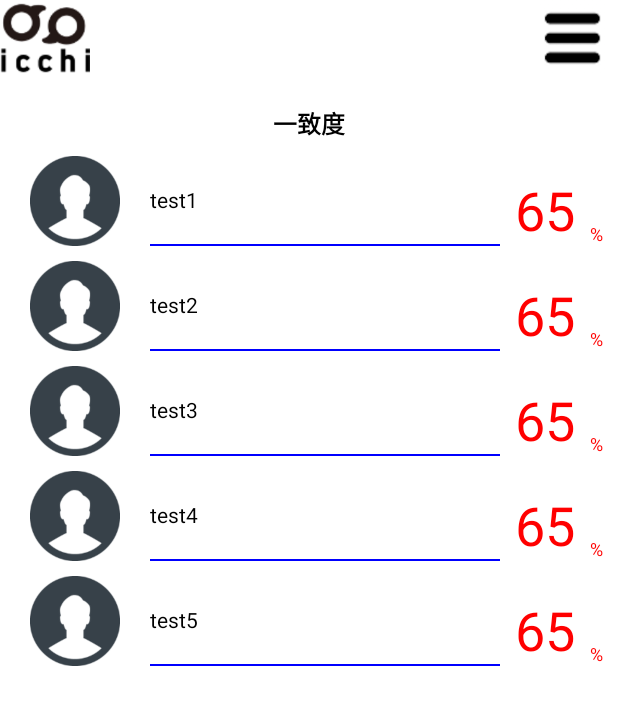
After one commit to Icchi-dev/Icchi, an Android app: the fragment MatchFragment shown on its own in the app's theme, on a phone screen of 412 x 824 dp. The commit adds this screen. Shown: the top 705 px of the screen. Run offline under Robolectric (Android 15) with nearby library versions, the phone set to English and light mode, and no system bars; our stand-ins replace Picasso; pictures from the network do not load.

Commit message:
[Android] 一致度、マイポスト画面を作成

```diff
--- a/Android/app/build.gradle
+++ b/Android/app/build.gradle
@@ -27,4 +27,5 @@ dependencies {
     androidTestImplementation 'com.android.support.test.espresso:espresso-core:3.0.1'
 
     implementation 'com.facebook.android:facebook-android-sdk:[4,5)'
+    compile 'com.squareup.picasso:picasso:2.5.2'
 }
--- /dev/null
+++ b/Android/app/src/main/java/leapfrog_inc/icchi/Fragment/Match/MatchFragment.java
@@ -0,0 +1,85 @@
+package leapfrog_inc.icchi.Fragment.Match;
+
+import android.content.Context;
+import android.os.Bundle;
+import android.view.LayoutInflater;
+import android.view.View;
+import android.view.ViewGroup;
+import android.widget.AdapterView;
+import android.widget.ArrayAdapter;
+import android.widget.CheckBox;
+import android.widget.ImageButton;
+import android.widget.ImageView;
+import android.widget.ListView;
+import android.widget.TextView;
+
+import java.util.ArrayList;
+
+import leapfrog_inc.icchi.Fragment.BaseFragment;
+import leapfrog_inc.icchi.Fragment.FragmentController;
+import leapfrog_inc.icchi.Parts.PicassoUtility;
+import leapfrog_inc.icchi.R;
+
+/**
+ * Created by Leapfrog-Software on 2018/01/27.
+ */
+
+public class MatchFragment extends BaseFragment {
+
+    @Override
+    public View onCreateView(LayoutInflater inflater, ViewGroup container, Bundle savedInstance) {
+
+        View view = inflater.inflate(R.layout.fragment_match, null);
+
+        ListView listView = (ListView)view.findViewById(R.id.listView);
+        MatchAdapter adapter = new MatchAdapter(getActivity());
+        adapter.add("test1");
+        adapter.add("test2");
+        adapter.add("test3");
+        adapter.add("test4");
+        adapter.add("test5");
+        adapter.notifyDataSetChanged();
+        listView.setAdapter(adapter);
+        listView.setOnItemClickListener(new AdapterView.OnItemClickListener() {
+            @Override
+            public void onItemClick(AdapterView<?> adapterView, View view, int i, long l) {
+
+            }
+        });
+
+        ((ImageButton)view.findViewById(R.id.menuButton)).setOnClickListener(new View.OnClickListener() {
+            @Override
+            public void onClick(View view) {
+                FragmentController.getInstance().popToMyPage(FragmentController.AnimationType.horizontal);
+            }
+        });
+
+        return view;
+    }
+
+    public static class MatchAdapter extends ArrayAdapter<String> {
+
+        LayoutInflater mInflater;
+        Context mContext;
+
+        public MatchAdapter(Context context){
+            super(context, 0);
+            mInflater = LayoutInflater.from(context);
+            mContext = context;
+        }
+
+        @Override
+        public View getView(int position, View convertView, ViewGroup parent) {
+
+            convertView = mInflater.inflate(R.layout.adapter_match, parent, false);
+
+            String name = getItem(position);
+
+            PicassoUtility.getPicassoRoundImage(mContext, "", (ImageView)convertView.findViewById(R.id.faceImageView));
+
+            ((TextView)convertView.findViewById(R.id.nameTextView)).setText(name);
+
+            return convertView;
+        }
+    }
+}
--- /dev/null
+++ b/Android/app/src/main/java/leapfrog_inc/icchi/Parts/PicassoUtility.java
@@ -0,0 +1,30 @@
+package leapfrog_inc.icchi.Parts;
+
+import android.content.Context;
+import android.widget.ImageView;
+
+import com.squareup.picasso.NetworkPolicy;
+import com.squareup.picasso.Picasso;
+
+import leapfrog_inc.icchi.R;
+
+/**
+ * Created by Leapfrog-Software on 2018/01/27.
+ */
+
+public class PicassoUtility {
+
+    public static void getPicassoRoundImage(Context context, String url, ImageView imageView) {
+        if (url.length() == 0) {
+            imageView.setImageResource(R.drawable.common_no_face);
+            return;
+        }
+        Picasso.with(context)
+                .load(url).networkPolicy(NetworkPolicy.NO_STORE)
+                .noFade()
+                .placeholder(R.drawable.common_no_face)
+                .error(R.drawable.common_no_face)
+                .transform(new CircleTransformation())
+                .into(imageView);
+    }
+}
--- /dev/null
+++ b/Android/app/src/main/res/layout/adapter_match.xml
@@ -0,0 +1,67 @@
+<?xml version="1.0" encoding="utf-8"?>
+<LinearLayout xmlns:android="http://schemas.android.com/apk/res/android"
+    android:layout_width="match_parent"
+    android:layout_height="wrap_content"
+    android:orientation="vertical"
+    android:background="#fff">
+
+    <View
+        android:layout_width="match_parent"
+        android:layout_height="10dp"
+        android:background="#fff"/>
+
+    <LinearLayout
+        android:layout_width="match_parent"
+        android:layout_height="60dp"
+        android:orientation="horizontal">
+        <ImageView
+            android:id="@+id/faceImageView"
+            android:layout_width="80dp"
+            android:layout_height="match_parent"
+            android:scaleType="fitCenter"
+            android:layout_marginLeft="10dp"/>
+
+        <LinearLayout
+            android:layout_width="0dp"
+            android:layout_weight="1"
+            android:layout_height="match_parent"
+            android:orientation="vertical"
+            android:layout_marginLeft="10dp">
+            <TextView
+                android:id="@+id/nameTextView"
+                android:layout_width="match_parent"
+                android:layout_height="0dp"
+                android:layout_weight="1"
+                android:text="名前"
+                android:textSize="14dp"
+                android:textColor="#000"
+                android:gravity="center_vertical|left"/>
+            <View
+                android:layout_width="match_parent"
+                android:layout_height="1dp"
+                android:background="#00f"/>
+        </LinearLayout>
+
+        <TextView
+            android:layout_width="wrap_content"
+            android:layout_height="match_parent"
+            android:text="65"
+            android:textSize="36dp"
+            android:textColor="#f00"
+            android:gravity="bottom"
+            android:layout_marginLeft="10dp"/>
+        <TextView
+            android:layout_width="wrap_content"
+            android:layout_height="match_parent"
+            android:text="%"
+            android:textSize="12dp"
+            android:textColor="#f00"
+            android:gravity="bottom"
+            android:layout_marginLeft="10dp"
+            android:layout_marginRight="10dp"/>
+    </LinearLayout>
+
+
+
+
+</LinearLayout>
--- /dev/null
+++ b/Android/app/src/main/res/layout/fragment_match.xml
@@ -0,0 +1,43 @@
+<?xml version="1.0" encoding="utf-8"?>
+<LinearLayout xmlns:android="http://schemas.android.com/apk/res/android"
+    android:layout_width="match_parent"
+    android:layout_height="match_parent"
+    android:orientation="vertical"
+    android:background="#fff">
+
+    <FrameLayout
+        android:layout_width="match_parent"
+        android:layout_height="50dp"
+        android:orientation="horizontal">
+        <ImageView
+            android:layout_width="60dp"
+            android:layout_height="match_parent"
+            android:src="@drawable/common_logo"
+            android:scaleType="fitCenter"/>
+        <ImageButton
+            android:id="@+id/menuButton"
+            android:layout_width="60dp"
+            android:layout_height="match_parent"
+            android:src="@drawable/common_menu"
+            android:scaleType="fitCenter"
+            android:background="#0000"
+            android:layout_gravity="right"/>
+    </FrameLayout>
+
+    <TextView
+        android:layout_width="wrap_content"
+        android:layout_height="wrap_content"
+        android:text="一致度"
+        android:textSize="16dp"
+        android:textStyle="bold"
+        android:textColor="#000"
+        android:layout_gravity="center_horizontal"
+        android:layout_marginTop="20dp"/>
+
+    <ListView
+        android:id="@+id/listView"
+        android:layout_width="match_parent"
+        android:layout_height="match_parent"
+        android:divider="@null"/>
+
+</LinearLayout>
```
Also changed, not shown: Android/app/src/main/java/leapfrog_inc/icchi/Fragment/MyPage/MyPageFragment.java (+6 -2 lines), Android/app/src/main/java/leapfrog_inc/icchi/Fragment/MyPost/MyPostFragment.java (added, +85 -0 lines), Android/app/src/main/java/leapfrog_inc/icchi/Parts/CircleTransformation.java (added, +47 -0 lines), Android/app/src/main/res/layout/adapter_mypost.xml (added, +53 -0 lines), Android/app/src/main/res/layout/fragment_mypost.xml (added, +43 -0 lines), Android/app/src/main/res/drawable/common_no_face.png (added).
